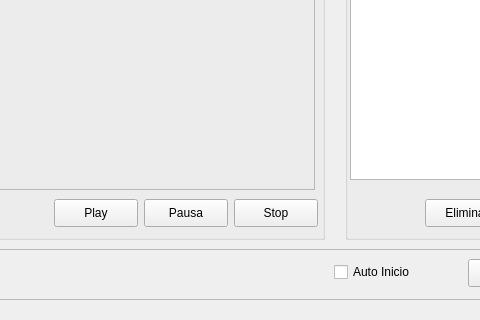
First picture: the form in UI/mainwindow.ui, repository ecristal/proyectoLavamanos, before the edit; both pictures show x 365 to 845 and y 331 to 651 of the 996 by 651 pixel window.
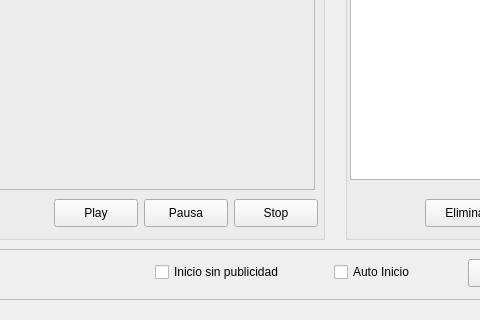
Second picture: the form after the edit.

Commit message: Se agrega la funcionalidad de ejecutar sin publicidad, se inicializan todas las variables en el boot y se agrega la deshabilitacion de botones para evitar crash en el sistema

The edit to the form file:
```diff
--- a/UI/mainwindow.ui
+++ b/UI/mainwindow.ui
@@ -174,6 +174,19 @@
      <string>Auto Inicio</string>
     </property>
    </widget>
+   <widget class="QCheckBox" name="cbIniciarSinPublicidad">
+    <property name="geometry">
+     <rect>
+      <x>500</x>
+      <y>10</y>
+      <width>171</width>
+      <height>26</height>
+     </rect>
+    </property>
+    <property name="text">
+     <string>Inicio sin publicidad</string>
+    </property>
+   </widget>
   </widget>
  </widget>
  <resources/>
```
The commit also changes 2 other files.
